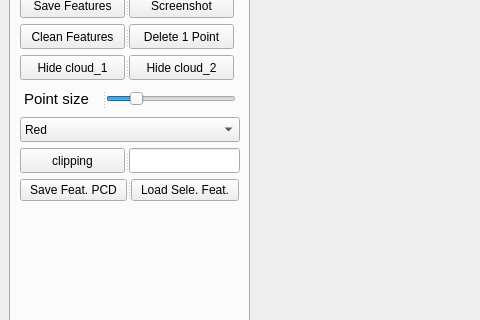
Old version of the form src/PclViewer.ui in the repository CansenJIANG/MotionSegmentation3D; both pictures show x 0 to 480 and y 144 to 464 of the 1026 by 974 pixel window.
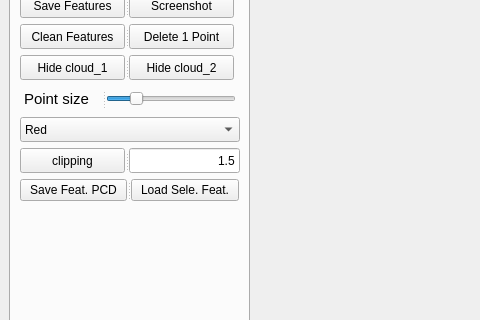
New version of the form. The open tabs and pages were chosen to show the change. Custom widgets are drawn as their Qt base class.

Diff of the .ui file:
```diff
--- a/src/PclViewer.ui
+++ b/src/PclViewer.ui
@@ -585,7 +585,14 @@
              <string>clipping</string>
             </property>
            </widget>
-           <widget class="QLineEdit" name="clipThreshold"/>
+           <widget class="QLineEdit" name="clipThreshold">
+            <property name="text">
+             <string>1.5</string>
+            </property>
+            <property name="alignment">
+             <set>Qt::AlignRight|Qt::AlignTrailing|Qt::AlignVCenter</set>
+            </property>
+           </widget>
           </widget>
          </item>
          <item row="9" column="0">
```
Left out of the diff: 6 changed lines with no effect on the pictures.
